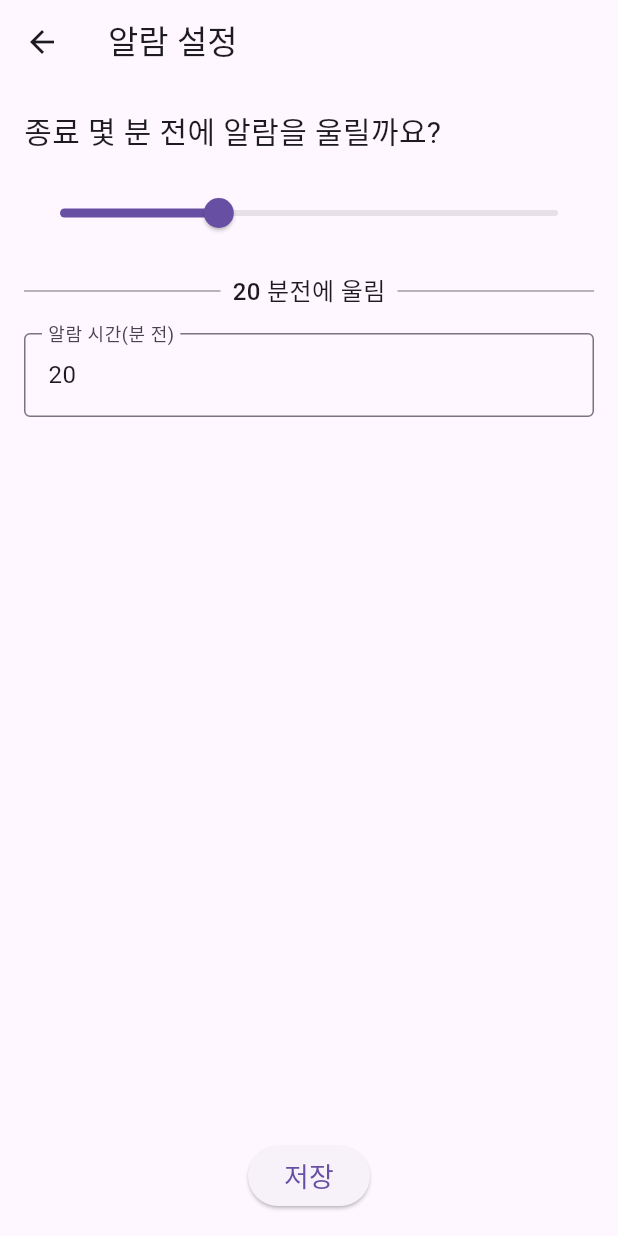
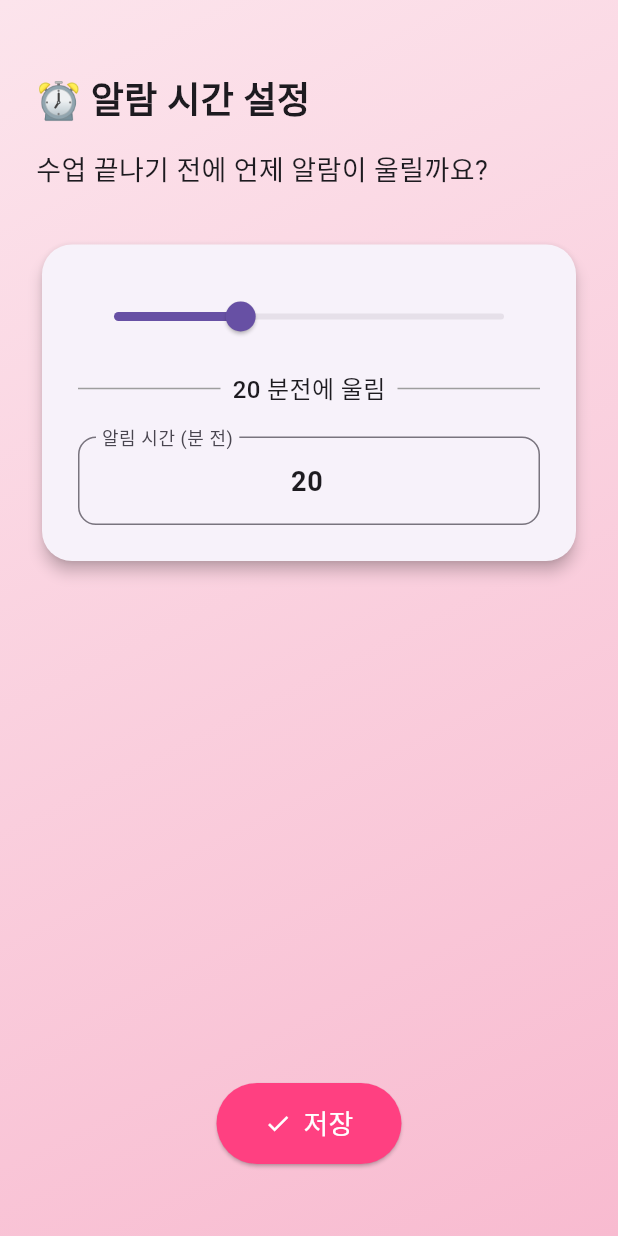
Before and after one commit to solardayz/time_table, a Flutter app: the AlarmSettingsScreen screen opened directly with empty values, on a phone screen of 412 x 824 dp. Run offline on Flutter 3.47's test engine with Material 3 defaults, Android fonts, the light colour scheme and no system bars; our stand-ins replace awesome_notifications, sqflite, timezone; accounts and stored records are empty.

Commit message:
feat: Enhance Alarm Settings UI with Gradient Background and Card Layout
This commit overhauls the Alarm Settings screen's UI to improve user experience and visual appeal.

-   **Gradient Background**:
    -   Introduced a pastel gradient background for a softer, more visually pleasing appearance.
-  - **Card Layout**:
    -  Implemented a card layout to group the slider and text field together, enhancing visual organization.
-   - Added title `알람 시간 설정` and a description `수업 끝나기 전에 언제 알람이 울릴까요?`
-  - **Slider**:
-    - Modified slider to select from 1 to 60 minutes and 59 divisions.
-   - Updated slider labels to display the selected offset.
-   - Changed slider layout to card style.
-   - Added `textAlign` option to `TextFormField` widget.
-  - **Save Button**:
    -   Replaced the basic "Save" button with an elevated button featuring a check icon for better usability.
-   - Changed `padding` of the screen.
- - **Minor Adjustment**
-   - Added `SizedBox` for better layout.
+   - Changed the save button style and added `check` icon.
+   - Added title text for the screen.
+   - Added description for the slider.
+   - Adjusted padding and spacing throughout the layout.
+   - Modified the slider to 59 divisions.
+   - Changed `TextFormField` layout.
+   - Adjusted the `SizedBox` layout.

```diff
--- a/lib/presentation/screens/alarm_settings_screen.dart
+++ b/lib/presentation/screens/alarm_settings_screen.dart
@@ -31,7 +31,8 @@ class _AlarmSettingsScreenState extends State<AlarmSettingsScreen> {
 
   // 사용자가 선택한 알람 오프셋을 DB에 저장하고, Snackbar로 메시지를 표시 후 화면을 닫습니다.
   void _saveAlarmOffset() async {
-    await DatabaseHelper.instance.insertOrUpdateAlarm(widget.userId, alarmOffset);
+    await DatabaseHelper.instance.insertOrUpdateAlarm(
+        widget.userId, alarmOffset);
     ScaffoldMessenger.of(context).showSnackBar(
       SnackBar(content: Text('$alarmOffset 분전에 울림으로 변경되어 있습니다.')),
     );
@@ -90,26 +91,45 @@ class _AlarmSettingsScreenState extends State<AlarmSettingsScreen> {
 
   @override
   Widget build(BuildContext context) {
+    final pastelGradient = LinearGradient(
+      colors: [Color(0xFFFCE4EC), Color(0xFFF8BBD0)],
+      begin: Alignment.topLeft,
+      end: Alignment.bottomRight,
+    );
+
     return Scaffold(
-      appBar: AppBar(
-        title: Text("알람 설정"),
-      ),
-      body: Padding(
-        padding: const EdgeInsets.all(16.0),
+      body: Container(
+        decoration: BoxDecoration(gradient: pastelGradient),
+        padding: const EdgeInsets.symmetric(horizontal: 24, vertical: 48),
+        child: SafeArea(
           child: Column(
             crossAxisAlignment: CrossAxisAlignment.start,
             children: [
               Text(
-              '종료 몇 분 전에 알람을 울릴까요?',
-              style: TextStyle(fontSize: 20),
+                "⏰ 알람 시간 설정",
+                style: TextStyle(fontSize: 24, fontWeight: FontWeight.bold),
               ),
               SizedBox(height: 16),
-            // 슬라이더
+              Text(
+                "수업 끝나기 전에 언제 알람이 울릴까요?",
+                style: TextStyle(fontSize: 18),
+              ),
+              SizedBox(height: 32),
+
+              // 카드 형태로 묶은 슬라이더 + 텍스트 필드
+              Card(
+                shape: RoundedRectangleBorder(
+                    borderRadius: BorderRadius.circular(20)),
+                elevation: 4,
+                child: Padding(
+                  padding: const EdgeInsets.all(24),
+                  child: Column(
+                    children: [
                       Slider(
                         value: alarmOffset.toDouble(),
-              min: 1, // 최소 1분부터 선택
+                        min: 1,
                         max: 60,
-              divisions: 60,
+                        divisions: 59,
                         label: '$alarmOffset 분 전',
                         onChanged: (value) {
                           setState(() {
@@ -118,31 +138,51 @@ class _AlarmSettingsScreenState extends State<AlarmSettingsScreen> {
                           });
                         },
                       ),
-            SizedBox(height: 16),
-            // 가운데 구분선과 함께 알람 오프셋을 표시하는 위젯
+                      SizedBox(height: 12),
                       buildAlarmOffsetDisplay(),
-            SizedBox(height: 16),
-            // 하단 텍스트 필드 (1~60 범위의 숫자만 입력 가능)
+                      SizedBox(height: 20),
                       TextFormField(
                         controller: _textController,
                         keyboardType: TextInputType.number,
-              inputFormatters: [FilteringTextInputFormatter.digitsOnly],
+                        inputFormatters: [
+                          FilteringTextInputFormatter.digitsOnly
+                        ],
+                        textAlign: TextAlign.center,
+                        style: TextStyle(
+                            fontSize: 18, fontWeight: FontWeight.bold),
                         decoration: InputDecoration(
-                labelText: '알람 시간(분 전)',
-                border: OutlineInputBorder(),
+                          labelText: '알림 시간 (분 전)',
+                          border: OutlineInputBorder(borderRadius: BorderRadius
+                              .circular(12)),
                         ),
                         onChanged: _updateAlarmOffsetFromText,
                       ),
+                    ],
+                  ),
+                ),
+              ),
+
               Spacer(),
+
               Center(
-              child: ElevatedButton(
+                child: ElevatedButton.icon(
                   onPressed: _saveAlarmOffset,
-                child: Text('저장', style: TextStyle(fontSize: 18)),
+                  icon: Icon(Icons.check),
+                  label: Text("저장", style: TextStyle(fontSize: 18)),
+                  style: ElevatedButton.styleFrom(
+                    backgroundColor: Colors.pinkAccent,
+                    foregroundColor: Colors.white,
+                    padding: EdgeInsets.symmetric(horizontal: 32, vertical: 14),
+                    shape: RoundedRectangleBorder(
+                      borderRadius: BorderRadius.circular(30),
+                    ),
+                  ),
                 ),
               )
             ],
           ),
         ),
+      ),
     );
   }
 }
```
Lines whose indentation alone changed are shown as unchanged.
